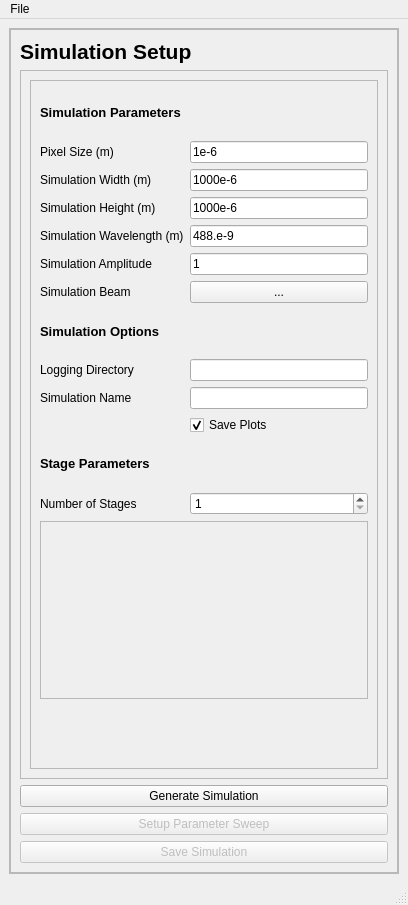
DeMarcoLab/juno, file juno/ui/qtdesigner_files/SimulationSetup.ui: the form before one commit.
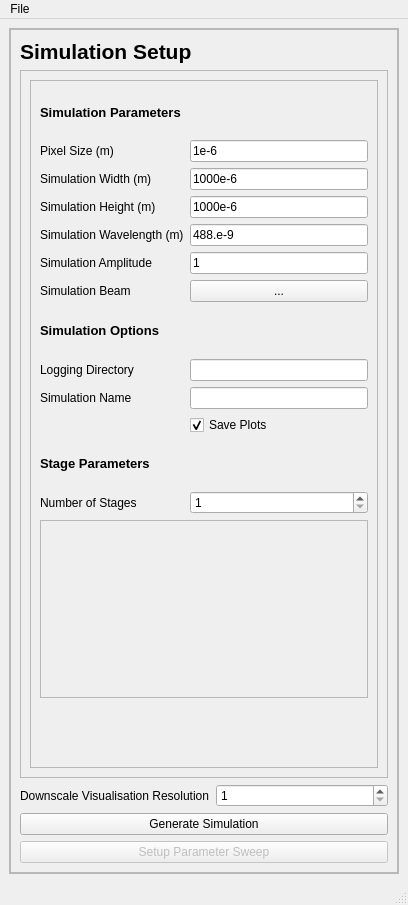
The form after the commit.

Commit message: [FEAT] better setup visualisation and downscaling

```diff
--- a/juno/ui/qtdesigner_files/SimulationSetup.ui
+++ b/juno/ui/qtdesigner_files/SimulationSetup.ui
@@ -54,7 +54,44 @@
           <enum>QFrame::Raised</enum>
          </property>
          <layout class="QGridLayout" name="gridLayout_3">
-          <item row="1" column="0">
+          <item row="0" column="0">
+           <widget class="QLabel" name="label">
+            <property name="maximumSize">
+             <size>
+              <width>16777215</width>
+              <height>200</height>
+             </size>
+            </property>
+            <property name="font">
+             <font>
+              <pointsize>16</pointsize>
+              <weight>75</weight>
+              <bold>true</bold>
+             </font>
+            </property>
+            <property name="text">
+             <string>Simulation Setup</string>
+            </property>
+           </widget>
+          </item>
+          <item row="2" column="0">
+           <widget class="QLabel" name="label_visualisation_scale">
+            <property name="text">
+             <string>Downscale Visualisation Resolution</string>
+            </property>
+           </widget>
+          </item>
+          <item row="2" column="1">
+           <widget class="QSpinBox" name="spinBox_visualisation_scale">
+            <property name="minimum">
+             <number>1</number>
+            </property>
+            <property name="maximum">
+             <number>1000</number>
+            </property>
+           </widget>
+          </item>
+          <item row="1" column="0" colspan="2">
            <widget class="QScrollArea" name="scrollArea">
             <property name="widgetResizable">
              <bool>true</bool>
@@ -65,7 +102,7 @@
                <x>0</x>
                <y>0</y>
                <width>366</width>
-               <height>704</height>
+               <height>707</height>
               </rect>
              </property>
              <layout class="QGridLayout" name="gridLayout_5">
@@ -159,7 +196,7 @@
                       <x>0</x>
                       <y>0</y>
                       <width>326</width>
-                      <height>182</height>
+                      <height>184</height>
                      </rect>
                     </property>
                    </widget>
@@ -300,53 +337,23 @@
             </widget>
            </widget>
           </item>
-          <item row="5" column="0">
-           <widget class="QPushButton" name="pushButton_save_sim_config">
-            <property name="enabled">
-             <bool>false</bool>
-            </property>
-            <property name="text">
-             <string>Save Simulation</string>
-            </property>
-           </widget>
-          </item>
-          <item row="3" column="0">
-           <widget class="QPushButton" name="pushButton_setup_parameter_sweep">
-            <property name="enabled">
-             <bool>false</bool>
-            </property>
-            <property name="text">
-             <string>Setup Parameter Sweep</string>
-            </property>
-           </widget>
-          </item>
-          <item row="0" column="0">
-           <widget class="QLabel" name="label">
-            <property name="maximumSize">
-             <size>
-              <width>16777215</width>
-              <height>200</height>
-             </size>
-            </property>
-            <property name="font">
-             <font>
-              <pointsize>16</pointsize>
-              <weight>75</weight>
-              <bold>true</bold>
-             </font>
-            </property>
-            <property name="text">
-             <string>Simulation Setup</string>
-            </property>
-           </widget>
-          </item>
-          <item row="2" column="0">
+          <item row="3" column="0" colspan="2">
            <widget class="QPushButton" name="pushButton_generate_simulation">
             <property name="text">
              <string>Generate Simulation</string>
             </property>
            </widget>
           </item>
+          <item row="4" column="0" colspan="2">
+           <widget class="QPushButton" name="pushButton_setup_parameter_sweep">
+            <property name="enabled">
+             <bool>false</bool>
+            </property>
+            <property name="text">
+             <string>Setup Parameter Sweep</string>
+            </property>
+           </widget>
+          </item>
          </layout>
         </widget>
        </item>
```
Left out of the diff: 12 changed lines with no effect on the pictures. The commit also changes 3 other files.
